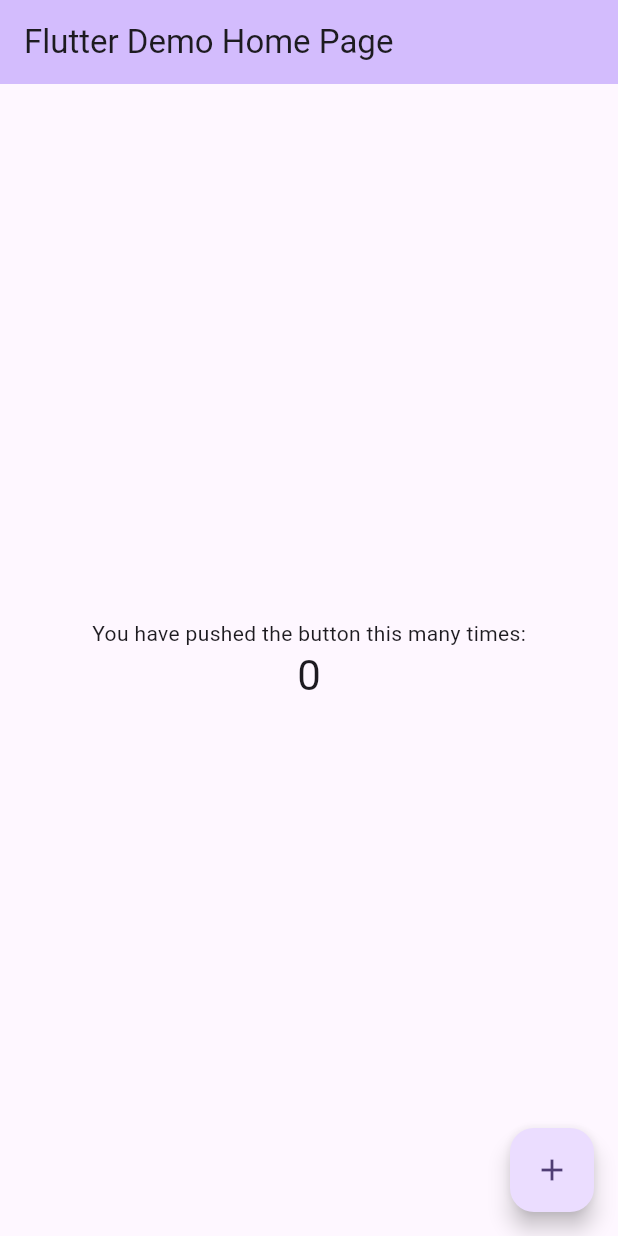
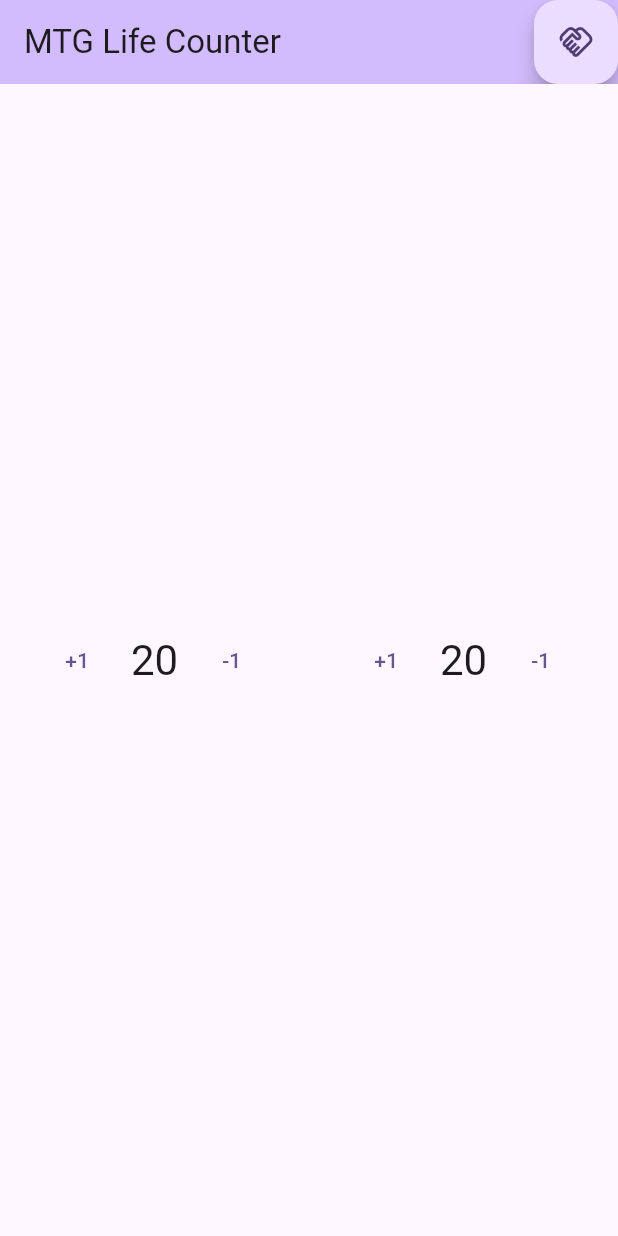
Before and after one commit to eaglew0w/life_counter, a Flutter app: the screen it shows after launch, on a phone screen of 412 x 824 dp. Run offline on Flutter 3.47's test engine with Material 3 defaults, Android fonts, the phone set to English and light mode, and no system bars.

Commit message:
ライフ画面表示及びリセット画面表示 #1 #2

```diff
--- a/lib/main.dart
+++ b/lib/main.dart
@@ -7,46 +7,21 @@ void main() {
 class MyApp extends StatelessWidget {
   const MyApp({super.key});
 
-  // This widget is the root of your application.
   @override
   Widget build(BuildContext context) {
     return MaterialApp(
       title: 'Flutter Demo',
       theme: ThemeData(
-        // This is the theme of your application.
-        //
-        // TRY THIS: Try running your application with "flutter run". You'll see
-        // the application has a purple toolbar. Then, without quitting the app,
-        // try changing the seedColor in the colorScheme below to Colors.green
-        // and then invoke "hot reload" (save your changes or press the "hot
-        // reload" button in a Flutter-supported IDE, or press "r" if you used
-        // the command line to start the app).
-        //
-        // Notice that the counter didn't reset back to zero; the application
-        // state is not lost during the reload. To reset the state, use hot
-        // restart instead.
-        //
-        // This works for code too, not just values: Most code changes can be
-        // tested with just a hot reload.
         colorScheme: ColorScheme.fromSeed(seedColor: Colors.deepPurple),
         useMaterial3: true,
       ),
-      home: const MyHomePage(title: 'Flutter Demo Home Page'),
+      home: const MyHomePage(title: 'MTG Life Counter'),
     );
   }
 }
 
 class MyHomePage extends StatefulWidget {
   const MyHomePage({super.key, required this.title});
-
-  // This widget is the home page of your application. It is stateful, meaning
-  // that it has a State object (defined below) that contains fields that affect
-  // how it looks.
-
-  // This class is the configuration for the state. It holds the values (in this
-  // case the title) provided by the parent (in this case the App widget) and
-  // used by the build method of the State. Fields in a Widget subclass are
-  // always marked "final".
 
   final String title;
 
@@ -55,71 +30,98 @@ class MyHomePage extends StatefulWidget {
 }
 
 class _MyHomePageState extends State<MyHomePage> {
-  int _counter = 0;
+  int player1Life = 20;
+  int player2Life = 20;
 
-  void _incrementCounter() {
+  void _gainlifePlayer1() {
     setState(() {
-      // This call to setState tells the Flutter framework that something has
-      // changed in this State, which causes it to rerun the build method below
-      // so that the display can reflect the updated values. If we changed
-      // _counter without calling setState(), then the build method would not be
-      // called again, and so nothing would appear to happen.
-      _counter++;
+      player1Life++;
+    });
+  }
+
+  void _loselifePlayer1() {
+    setState(() {
+      player1Life--;
+    });
+  }
+
+  void _gainlifePlayer2() {
+    setState(() {
+      player2Life++;
+    });
+  }
+
+  void _loselifePlayer2() {
+    setState(() {
+      player2Life--;
+    });
+  }
+
+  void _resetLife() {
+    setState(() {
+      player1Life = 20;
+      player2Life = 20;
     });
   }
 
   @override
   Widget build(BuildContext context) {
-    // This method is rerun every time setState is called, for instance as done
-    // by the _incrementCounter method above.
-    //
-    // The Flutter framework has been optimized to make rerunning build methods
-    // fast, so that you can just rebuild anything that needs updating rather
-    // than having to individually change instances of widgets.
     return Scaffold(
       appBar: AppBar(
-        // TRY THIS: Try changing the color here to a specific color (to
-        // Colors.amber, perhaps?) and trigger a hot reload to see the AppBar
-        // change color while the other colors stay the same.
         backgroundColor: Theme.of(context).colorScheme.inversePrimary,
-        // Here we take the value from the MyHomePage object that was created by
-        // the App.build method, and use it to set our appbar title.
         title: Text(widget.title),
+        actions: <Widget>[
+          FloatingActionButton(
+            onPressed: _resetLife,
+            tooltip: 'Reset',
+            child: const Icon(Icons.handshake_outlined),
+          ),
+        ],
       ),
-      body: Center(
-        // Center is a layout widget. It takes a single child and positions it
-        // in the middle of the parent.
-        child: Column(
-          // Column is also a layout widget. It takes a list of children and
-          // arranges them vertically. By default, it sizes itself to fit its
-          // children horizontally, and tries to be as tall as its parent.
-          //
-          // Column has various properties to control how it sizes itself and
-          // how it positions its children. Here we use mainAxisAlignment to
-          // center the children vertically; the main axis here is the vertical
-          // axis because Columns are vertical (the cross axis would be
-          // horizontal).
-          //
-          // TRY THIS: Invoke "debug painting" (choose the "Toggle Debug Paint"
-          // action in the IDE, or press "p" in the console), to see the
-          // wireframe for each widget.
-          mainAxisAlignment: MainAxisAlignment.center,
-          children: <Widget>[
-            const Text(
-              'You have pushed the button this many times:',
+      body: Stack (
+        children: <Widget>[
+          Center(
+            child: Row(
+              mainAxisAlignment: MainAxisAlignment.spaceAround,
+              mainAxisSize: MainAxisSize.max,
+              children: <Widget>[
+                Text(
+                  '$player1Life',
+                  style: Theme.of(context).textTheme.headlineMedium,
+                ),
+                Text(
+                  '$player2Life',
+                  style: Theme.of(context).textTheme.headlineMedium,
+                ),
+              ],
             ),
-            Text(
-              '$_counter',
-              style: Theme.of(context).textTheme.headlineMedium,
+          ),
+          Center(
+            child: Row(
+              mainAxisAlignment: MainAxisAlignment.spaceAround,
+              mainAxisSize: MainAxisSize.max,
+              children: <Widget>[
+                TextButton(
+                  onPressed: _gainlifePlayer1,
+                  child: const Text('+1'),
+                ),
+                TextButton(
+                  onPressed: _loselifePlayer1,
+                  child: const Text('-1'),
+                ),
+                TextButton(
+                  onPressed: _gainlifePlayer2,
+                  child: const Text('+1')
+                ),
+                TextButton(
+                  onPressed: _loselifePlayer2,
+                  child: const Text('-1')
+                ),
+              ],
             ),
-          ],
-        ),
+          ),
+        ]
       ),
-      floatingActionButton: FloatingActionButton(
-        onPressed: _incrementCounter,
-        tooltip: 'Increment',
-        child: const Icon(Icons.add),
-      ), // This trailing comma makes auto-formatting nicer for build methods.
     );
   }
 }
```
